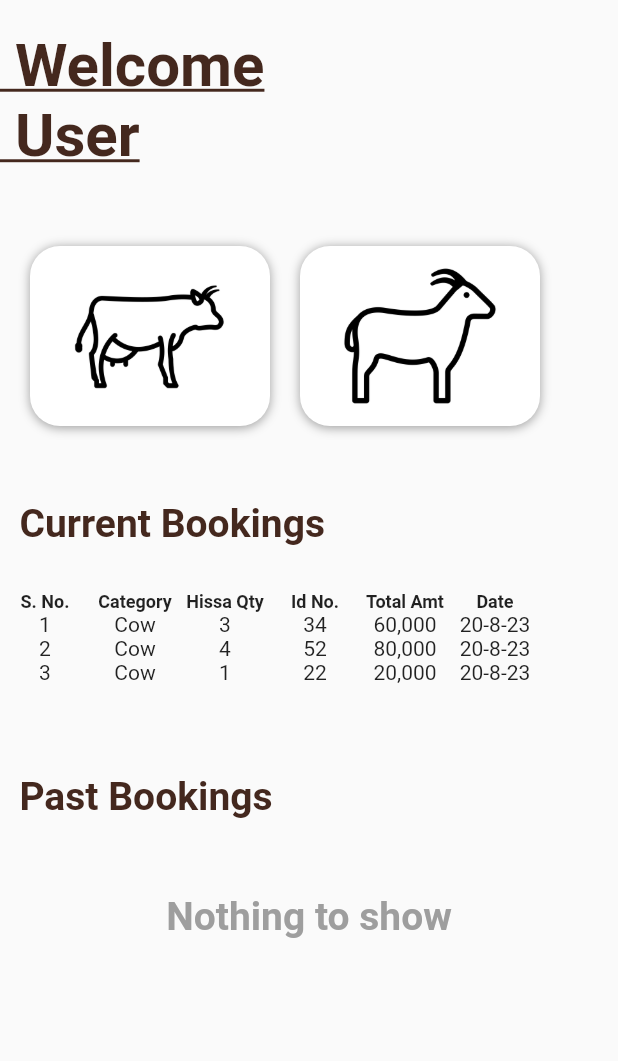
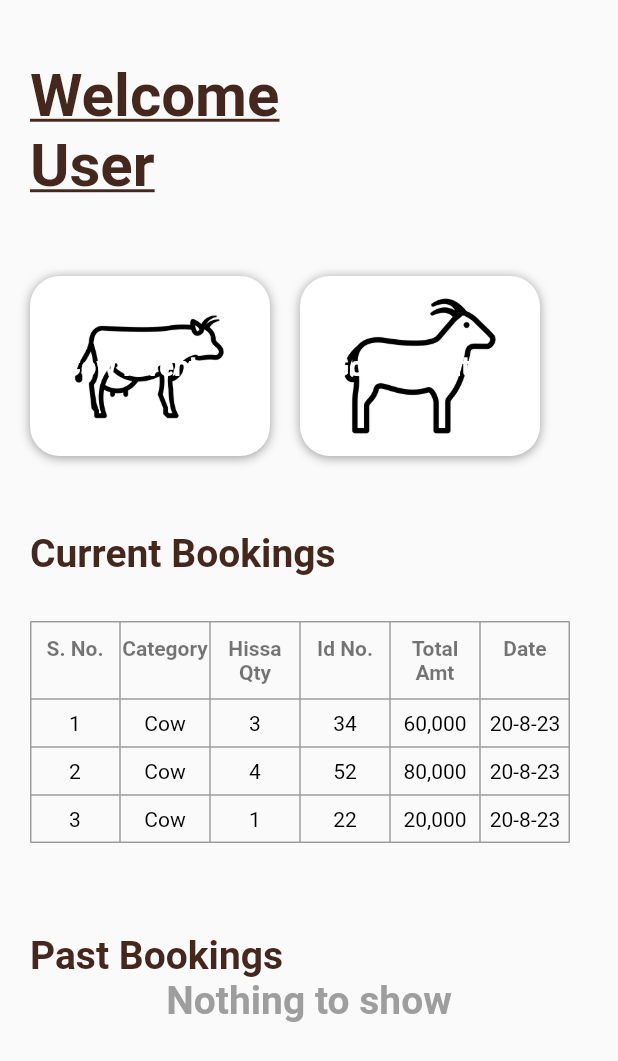
Before and after one commit to Ibrahiim-Ahmed/Ijtimai-Qurbani-App, a Flutter app: the UserDashboard screen opened directly, on a phone screen of 412 x 824 dp. Shown: the top 1061 px of the screen. Run offline on Flutter 3.47's test engine with Material 2 defaults, Android fonts, the light colour scheme and no system bars.

Commit message:
Code Optimized for register and User Dashboard

```diff
--- a/lib/pages/registerScreen.dart
+++ b/lib/pages/registerScreen.dart
@@ -3,90 +3,71 @@ import 'package:ijtimai_qurbani_app/pages/login.dart';
 import 'package:ijtimai_qurbani_app/pages/signup.dart';
 
 class RegisterScreen extends StatelessWidget {
-  const RegisterScreen({super.key});
+  const RegisterScreen({Key? key});
 
   @override
   Widget build(BuildContext context) {
-    // TODO: implement build
     return Scaffold(
+      backgroundColor: Color.fromARGB(255, 204, 124, 95),
       body: Center(
         child: Column(
-          mainAxisAlignment: MainAxisAlignment.start,
+          mainAxisAlignment: MainAxisAlignment.center,
           children: [
-            const SizedBox(
-              height: 50,
-            ),
+            SizedBox(height: 50),
             Image.asset(
               'lib/assets/goat.png',
               width: 100,
               height: 100,
             ),
-            const SizedBox(
-              height: 150,
-            ),
-            const Text(
+            SizedBox(height: 100),
+            Text(
               "Register/Sign Yourself In As:",
               style: TextStyle(
                 fontSize: 28,
                 color: Colors.white,
-                  fontWeight: FontWeight.w800),
+                fontWeight: FontWeight.w800,
               ),
-            const SizedBox(
-              height: 150,
             ),
-            ElevatedButton(
-              onPressed: () => {
-                Navigator.push(context,
-                    MaterialPageRoute(builder: (context) => const Signup()))
+            SizedBox(height: 100),
+            _buildOptionButton(
+                context, Icons.mosque_outlined, "Masjid", Signup()),
+            SizedBox(height: 20),
+            _buildOptionButton(
+                context, Icons.person_outline, "Person", Login()),
+          ],
+        ),
+      ),
+    );
+  }
+
+  Widget _buildOptionButton(
+      BuildContext context, IconData icon, String label, Widget page) {
+    return ElevatedButton(
+      onPressed: () {
+        Navigator.push(
+          context,
+          MaterialPageRoute(builder: (context) => page),
+        );
       },
       style: ElevatedButton.styleFrom(
         backgroundColor: Colors.white,
         foregroundColor: Colors.brown,
         fixedSize: const Size(130, 40),
-                  textStyle: const TextStyle(fontSize: 18)),
+        textStyle: const TextStyle(fontSize: 18),
+      ),
       child: Row(
         children: [
           Icon(
-                    Icons.mosque_outlined,
+            icon,
             size: 20,
           ),
-                  SizedBox(
-                    width: 15,
-                  ),
-                  Text("Masjid"),
-                ],
-              ),
-            ),
-            const SizedBox(
-              height: 20,
-            ),
-            ElevatedButton(
-              onPressed: () => {
-                Navigator.push(context,
-                    MaterialPageRoute(builder: (context) => const Login()))
-              },
-              style: ElevatedButton.styleFrom(
-                  backgroundColor: Colors.white,
-                  foregroundColor: Colors.brown,
-                  fixedSize: const Size(130, 40),
-                  textStyle: const TextStyle(fontSize: 18)),
-              child: Row(
-                children: [
-                  Icon(
-                    Icons.person_outline,
-                    size: 20,
-                  ),
-                  SizedBox(
-                    width: 15,
-                  ),
-                  Text("Person"),
-                ],
-              ),
+          SizedBox(width: 15),
+          Text(
+            label,
+            style: TextStyle(fontSize: 16), // Adjust the font size as needed
           ),
         ],
       ),
-      ),
-      backgroundColor: Color.fromARGB(255, 204, 124, 95),
     );
   }
 }
--- a/lib/pages/userDashboard.dart
+++ b/lib/pages/userDashboard.dart
@@ -3,40 +3,81 @@ import 'package:ijtimai_qurbani_app/pages/cow_inventory.dart';
 import 'package:ijtimai_qurbani_app/pages/goat_inventory.dart';
 
 class UserDashboard extends StatelessWidget {
-  const UserDashboard({super.key});
+  const UserDashboard({Key? key});
 
   @override
   Widget build(BuildContext context) {
-    // TODO: implement build
     return Scaffold(
-        body: Center(
+      body: SingleChildScrollView(
+        child: Padding(
+          padding: const EdgeInsets.all(20),
           child: Column(
             crossAxisAlignment: CrossAxisAlignment.start,
             children: [
-          SizedBox(
-            height: 20,
-          ),
-          const Text(
-            " Welcome \n User ",
+              const SizedBox(height: 20),
+              Text(
+                "Welcome\nUser",
                 style: TextStyle(
                   fontSize: 40,
                   color: Color.fromARGB(255, 68, 40, 30),
                   decoration: TextDecoration.underline,
-                decorationColor: Color.fromARGB(255, 68, 40, 30),
-                fontWeight: FontWeight.bold),
+                  fontWeight: FontWeight.bold,
                 ),
-          SizedBox(
-            height: 50,
               ),
-          Row(children: [
-            const SizedBox(
-              width: 20,
+              const SizedBox(height: 50),
+              Row(
+                children: [
+                  _buildInventoryCard(
+                    context,
+                    'lib/assets/cow_card_image.png',
+                    'Cow Inventory',
+                    () {
+                      Navigator.push(
+                          context,
+                          MaterialPageRoute(
+                              builder: (context) => CowInventory()));
+                    },
                   ),
-            GestureDetector(
-              onTap: () => {
-                Navigator.push(context,
-                    MaterialPageRoute(builder: (context) => CowInventory()))
+                  const SizedBox(width: 20),
+                  _buildInventoryCard(
+                    context,
+                    'lib/assets/goat_card_image.png',
+                    'Goat Inventory',
+                    () {
+                      Navigator.push(
+                          context,
+                          MaterialPageRoute(
+                              builder: (context) => GoatInventory()));
                     },
+                  ),
+                ],
+              ),
+              const SizedBox(height: 50),
+              _buildSectionTitle('Current Bookings'),
+              _buildBookingTable(),
+              const SizedBox(height: 30),
+              _buildSectionTitle('Past Bookings'),
+              const Center(
+                child: Text(
+                  "Nothing to show",
+                  style: TextStyle(
+                    fontSize: 26,
+                    fontWeight: FontWeight.bold,
+                    color: Colors.grey,
+                  ),
+                ),
+              ),
+            ],
+          ),
+        ),
+      ),
+    );
+  }
+
+  Widget _buildInventoryCard(BuildContext context, String imagePath,
+      String title, VoidCallback onTap) {
+    return GestureDetector(
+      onTap: onTap,
       child: Container(
         width: 160,
         height: 120,
@@ -44,146 +85,112 @@ class UserDashboard extends StatelessWidget {
           boxShadow: [
             BoxShadow(
               color: Colors.grey,
-                        offset: Offset(0.0, 1.0), //(x,y)
+              offset: Offset(0.0, 1.0),
               blurRadius: 5.0,
             ),
           ],
-                    image: const DecorationImage(
-                        image: AssetImage("lib/assets/cow_card_image.png"),
-                        fit: BoxFit.cover),
+          image: DecorationImage(
+            image: AssetImage(imagePath),
+            fit: BoxFit.cover,
+          ),
           color: Colors.white,
-                    borderRadius: BorderRadius.circular(20)),
+          borderRadius: BorderRadius.circular(20),
+        ),
+        child: Center(
+          child: Text(
+            title,
+            style: TextStyle(
+              fontSize: 18,
+              color: Colors.white,
+              fontWeight: FontWeight.bold,
             ),
           ),
-            const SizedBox(
-              width: 20,
-            ),
-            GestureDetector(
-              onTap: () => {
-                Navigator.push(context,
-                    MaterialPageRoute(builder: (context) => GoatInventory()))
-              },
-              child: Container(
-                width: 160,
-                height: 120,
-                decoration: BoxDecoration(
-                    boxShadow: [
-                      BoxShadow(
-                        color: Colors.grey,
-                        offset: Offset(0.0, 1.0), //(x,y)
-                        blurRadius: 5.0,
-                      ),
-                    ],
-                    image: const DecorationImage(
-                        image: AssetImage("lib/assets/goat_card_image.png"),
-                        fit: BoxFit.cover),
-                    color: Colors.white,
-                    borderRadius: BorderRadius.circular(20)),
         ),
       ),
-            const SizedBox(
-              height: 20,
-            ),
-          ]),
-          const SizedBox(
-            height: 50,
-          ),
-          const Text(
-            "  Current Bookings",
+    );
+  }
+
+  Widget _buildSectionTitle(String title) {
+    return Text(
+      title,
       style: TextStyle(
         fontSize: 26,
         color: Color.fromARGB(255, 68, 40, 30),
-                fontWeight: FontWeight.bold),
+        fontWeight: FontWeight.bold,
       ),
-          Container(
+    );
+  }
+
+  Widget _buildBookingTable() {
+    return Container(
       margin: EdgeInsets.symmetric(vertical: 30),
       child: Table(
         defaultColumnWidth: FixedColumnWidth(60.0),
-              border: TableBorder.symmetric(),
+        border: TableBorder.all(color: Colors.grey),
         children: [
           TableRow(children: [
-                  Column(children: [
-                    Text('S. No.',
-                        style: TextStyle(
-                            fontSize: 12.0, fontWeight: FontWeight.bold))
-                  ]),
-                  Column(children: [
-                    Text('Category',
-                        style: TextStyle(
-                            fontSize: 12.0, fontWeight: FontWeight.bold))
-                  ]),
-                  Column(children: [
-                    Text('Hissa Qty',
-                        style: TextStyle(
-                            fontSize: 12.0, fontWeight: FontWeight.bold))
-                  ]),
-                  Column(children: [
-                    Text('Id No.',
-                        style: TextStyle(
-                            fontSize: 12.0, fontWeight: FontWeight.bold))
-                  ]),
-                  Column(children: [
-                    Text('Total Amt',
-                        style: TextStyle(
-                            fontSize: 12.0, fontWeight: FontWeight.bold))
-                  ]),
-                  Column(children: [
-                    Text('Date',
-                        style: TextStyle(
-                            fontSize: 12.0, fontWeight: FontWeight.bold))
-                  ]),
+            _buildTableHeader('S. No.'),
+            _buildTableHeader('Category'),
+            _buildTableHeader('Hissa Qty'),
+            _buildTableHeader('Id No.'),
+            _buildTableHeader('Total Amt'),
+            _buildTableHeader('Date'),
           ]),
           TableRow(children: [
-                  Column(children: [Text('1')]),
-                  Column(children: [Text('Cow')]),
-                  Column(children: [Text('3')]),
-                  Column(children: [Text('34')]),
-                  Column(children: [Text('60,000')]),
-                  Column(children: [Text('20-8-23')]),
+            _buildTableCell('1'),
+            _buildTableCell('Cow'),
+            _buildTableCell('3'),
+            _buildTableCell('34'),
+            _buildTableCell('60,000'),
+            _buildTableCell('20-8-23'),
           ]),
           TableRow(children: [
-                  Column(children: [Text('2')]),
-                  Column(children: [Text('Cow')]),
-                  Column(children: [Text('4')]),
-                  Column(children: [Text('52')]),
-                  Column(children: [Text('80,000')]),
-                  Column(children: [Text('20-8-23')]),
+            _buildTableCell('2'),
+            _buildTableCell('Cow'),
+            _buildTableCell('4'),
+            _buildTableCell('52'),
+            _buildTableCell('80,000'),
+            _buildTableCell('20-8-23'),
           ]),
           TableRow(children: [
-                  Column(children: [Text('3')]),
-                  Column(children: [Text('Cow')]),
-                  Column(children: [Text('1')]),
-                  Column(children: [Text('22')]),
-                  Column(children: [Text('20,000')]),
-                  Column(children: [Text('20-8-23')]),
+            _buildTableCell('3'),
+            _buildTableCell('Cow'),
+            _buildTableCell('1'),
+            _buildTableCell('22'),
+            _buildTableCell('20,000'),
+            _buildTableCell('20-8-23'),
           ]),
         ],
       ),
+    );
+  }
+
+  Widget _buildTableHeader(String text) {
+    return Padding(
+      padding: const EdgeInsets.symmetric(vertical: 10),
+      child: Text(
+        text,
+        style: TextStyle(
+          fontSize: 14,
+          fontWeight: FontWeight.bold,
+          color: Colors.black54,
         ),
-          const SizedBox(
-            height: 30,
+        textAlign: TextAlign.center,
       ),
-          const Text(
-            "  Past Bookings",
+    );
+  }
+
+  Widget _buildTableCell(String text) {
+    return Padding(
+      padding: const EdgeInsets.symmetric(vertical: 8),
+      child: Text(
+        text,
         style: TextStyle(
-                fontSize: 26,
-                color: Color.fromARGB(255, 68, 40, 30),
-                fontWeight: FontWeight.bold),
+          fontSize: 14,
+          color: Colors.black,
         ),
-          const SizedBox(
-            height: 50,
+        textAlign: TextAlign.center,
       ),
-          const Center(
-            child: Text(
-              "Nothing to show",
-              style: TextStyle(
-                  fontSize: 26,
-                  fontWeight: FontWeight.bold,
-                  color: Colors.grey),
-            ),
-          ),
-        ],
-      ),
-    ));
+    );
   }
 }
```
Lines whose indentation alone changed are shown as unchanged.
